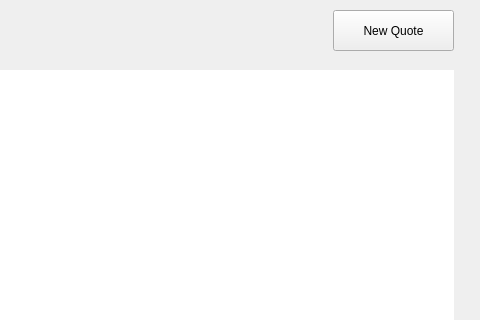
lorenjohnson/CSC3220_DevTeam1_Final, file quotesindexwindow.ui: the form before one commit; both pictures show x 177 to 657 and y 0 to 320 of the 657 by 626 pixel window.
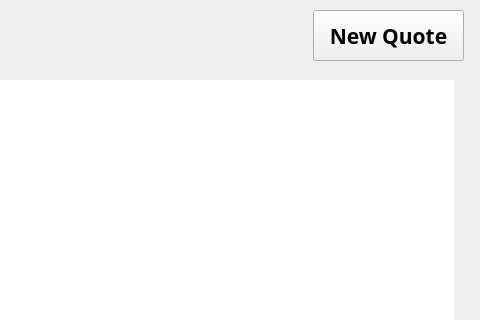
The form after the commit.

Commit message: Add form validations, add welcome message

```diff
--- a/quotesindexwindow.ui
+++ b/quotesindexwindow.ui
@@ -26,9 +26,9 @@
    <property name="geometry">
     <rect>
      <x>30</x>
-     <y>70</y>
+     <y>80</y>
      <width>601</width>
-     <height>541</height>
+     <height>531</height>
     </rect>
    </property>
    <property name="sizePolicy">
@@ -120,12 +120,20 @@
   <widget class="QPushButton" name="newQuoteButton">
    <property name="geometry">
     <rect>
-     <x>510</x>
+     <x>490</x>
      <y>10</y>
-     <width>121</width>
-     <height>41</height>
+     <width>151</width>
+     <height>51</height>
     </rect>
    </property>
+   <property name="font">
+    <font>
+     <family>Sans</family>
+     <pointsize>16</pointsize>
+     <weight>75</weight>
+     <bold>true</bold>
+    </font>
+   </property>
    <property name="text">
     <string>New Quote</string>
    </property>
```
Left out of the diff: 19 changed lines with no effect on the pictures. The commit also changes 4 other files.
